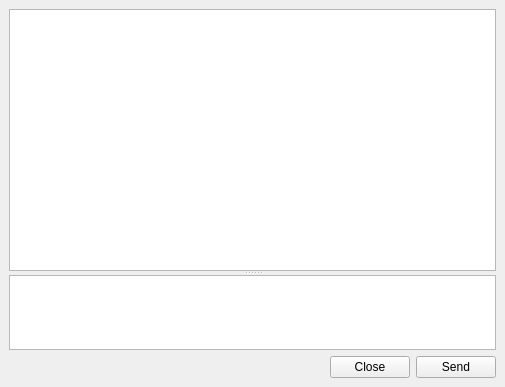
Before: the Qt Designer form app/ChatWindow.ui in chloerei/qtalk, drawn with Qt 5.
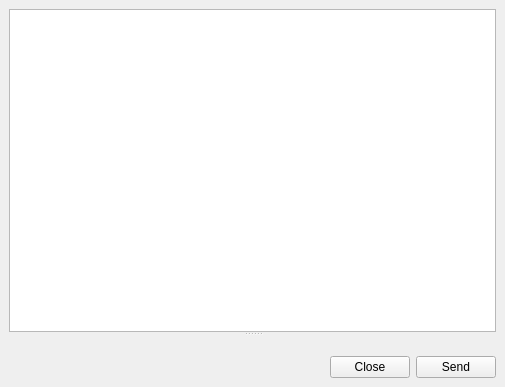
After: the same form once the commit is applied.

Commit message: Changed chat message editor independen. Fix mainwindow no recive message bug.

Patch:
```diff
--- a/app/ChatWindow.ui
+++ b/app/ChatWindow.ui
@@ -28,9 +28,9 @@
         </sizepolicy>
        </property>
       </widget>
-      <widget class="QTextEdit" name="messageEdit">
+      <widget class="QWidget" name="editorWarpWidget" native="true">
        <property name="sizePolicy">
-        <sizepolicy hsizetype="Expanding" vsizetype="Expanding">
+        <sizepolicy hsizetype="Preferred" vsizetype="Preferred">
          <horstretch>0</horstretch>
          <verstretch>2</verstretch>
         </sizepolicy>
```
The commit also changes 8 other files.
